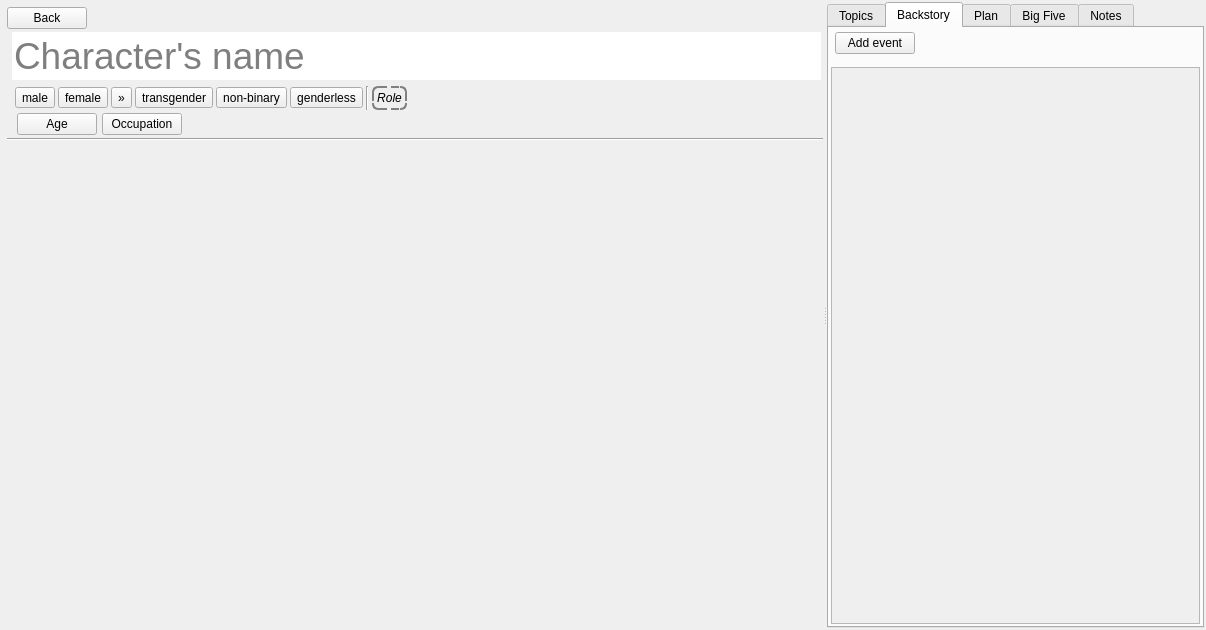
Old version of the form ui/character_editor.ui in the repository zkovari/plotlyst.
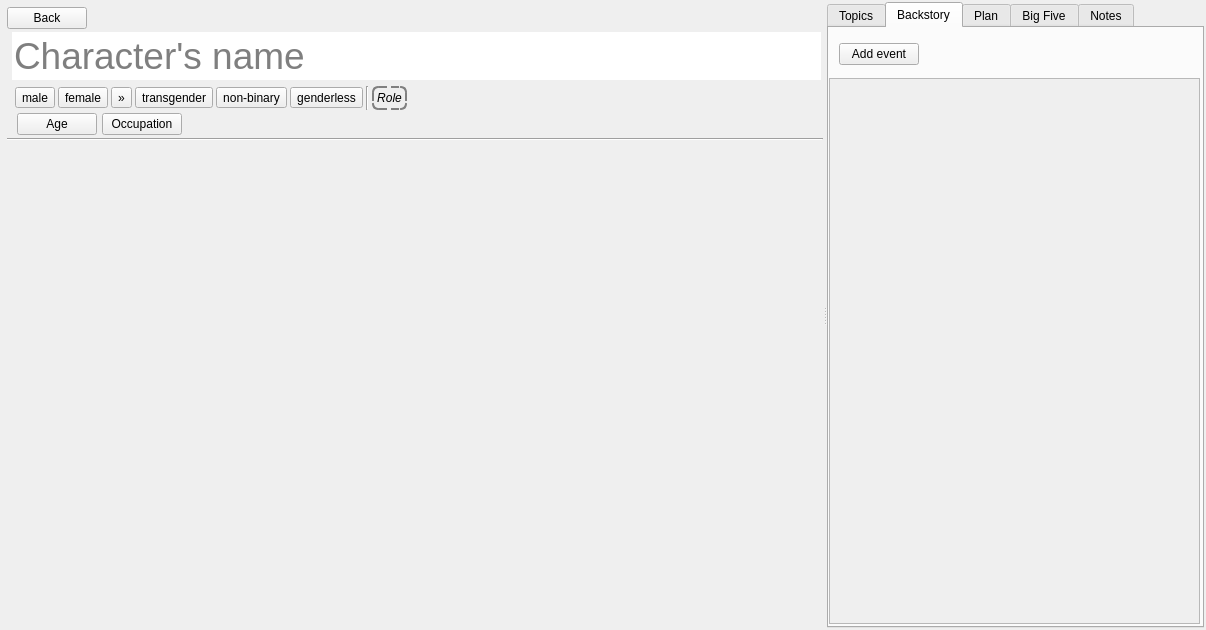
New version of the form. The open tabs and pages were chosen to show the change. Custom widgets are drawn as their Qt base class.

Commit message: Align margins in character side-editor for tabs, closes #977

```diff
--- a/ui/character_editor.ui
+++ b/ui/character_editor.ui
@@ -527,10 +527,10 @@
          <number>3</number>
         </property>
         <property name="leftMargin">
-         <number>2</number>
+         <number>0</number>
         </property>
         <property name="topMargin">
-         <number>2</number>
+         <number>15</number>
         </property>
         <property name="rightMargin">
          <number>2</number>
@@ -544,13 +544,13 @@
            <number>3</number>
           </property>
           <property name="leftMargin">
-           <number>4</number>
+           <number>10</number>
           </property>
           <property name="topMargin">
-           <number>2</number>
+           <number>0</number>
           </property>
           <property name="rightMargin">
-           <number>2</number>
+           <number>0</number>
           </property>
           <property name="bottomMargin">
            <number>10</number>
@@ -605,8 +605,8 @@
             <rect>
              <x>0</x>
              <y>0</y>
-             <width>98</width>
-             <height>156</height>
+             <width>325</width>
+             <height>543</height>
             </rect>
            </property>
            <property name="bg-image" stdset="0">
```
Left out of the diff: 10 changed lines with no effect on the pictures.
